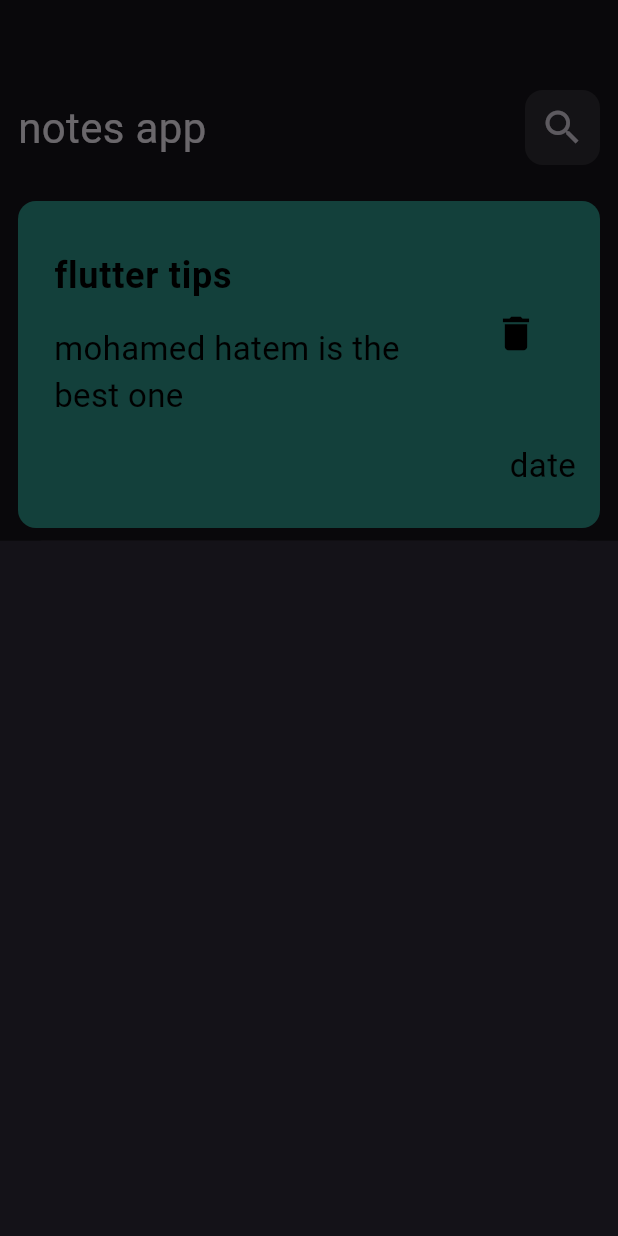
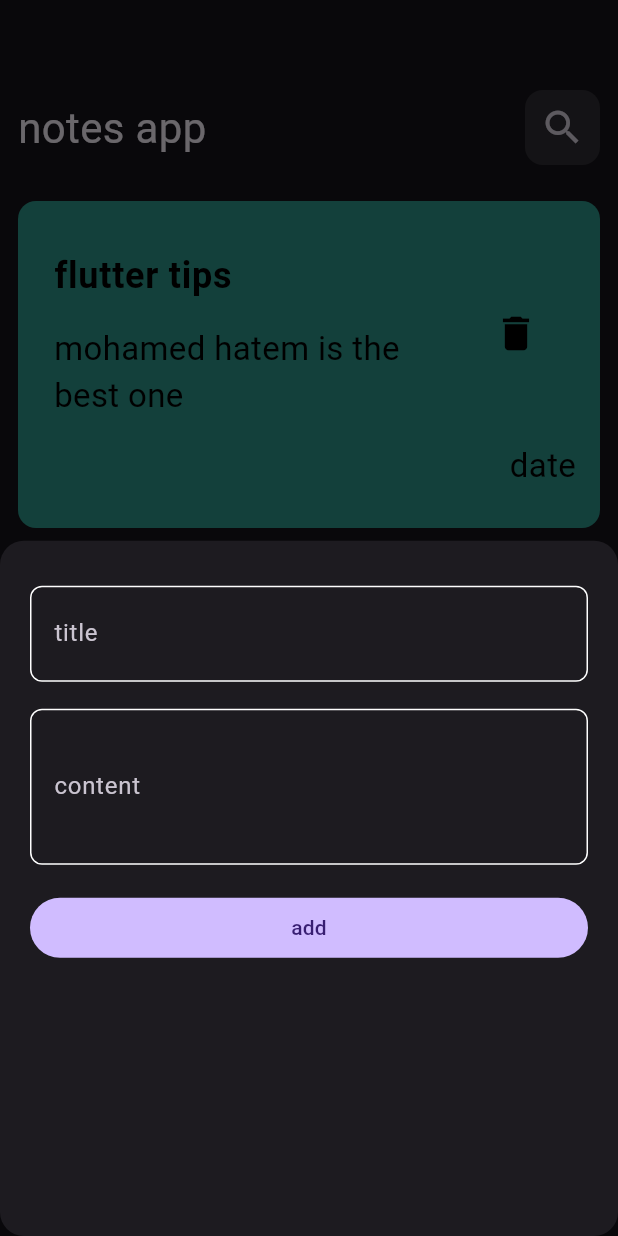
Before and after one commit to mO7MeD11/notes_app, a Flutter app: the screen it shows after launch, after a tap on the "add" icon, on a phone screen of 412 x 824 dp. Run offline on Flutter 3.47's test engine with Material 3 defaults, Android fonts, the phone set to English and light mode, and no system bars.

Commit message:
add const color

```diff
--- /dev/null
+++ b/lib/const.dart
@@ -0,0 +1 @@
+const int color = 0xff62fcd7;
--- a/lib/views/notes_view.dart
+++ b/lib/views/notes_view.dart
@@ -13,6 +13,9 @@ class NotesView extends StatelessWidget {
       floatingActionButton: FloatingActionButton(
         onPressed: () {
           showModalBottomSheet(
+            shape: RoundedRectangleBorder(
+              borderRadius: BorderRadius.circular(16),
+            ),
             context: context,
             builder: (context) {
               return CustomAddNote();
--- a/lib/widgets/Custom_Add_Note.dart
+++ b/lib/widgets/Custom_Add_Note.dart
@@ -1,3 +1,5 @@
+import 'package:app/widgets/custom_text_form_field.dart';
+import 'package:app/widgets/custombutton.dart' show Custombutton;
 import 'package:flutter/material.dart';
 
 class CustomAddNote extends StatelessWidget {
@@ -5,6 +7,20 @@ class CustomAddNote extends StatelessWidget {
 
   @override
   Widget build(BuildContext context) {
-    return Scaffold();
+    return Container(
+      child: Padding(
+        padding: const EdgeInsets.symmetric(horizontal: 20),
+        child: Column(
+          children: [
+            SizedBox(height: 30),
+            CustomTextFormField(hint: 'title', height: 20),
+            SizedBox(height: 18),
+            CustomTextFormField(hint: 'content', height: 40),
+            SizedBox(height: 18),
+            Custombutton(),
+          ],
+        ),
+      ),
+    );
   }
 }
--- /dev/null
+++ b/lib/widgets/custom_text_form_field.dart
@@ -0,0 +1,31 @@
+import 'package:flutter/material.dart';
+
+class CustomTextFormField extends StatelessWidget {
+  const CustomTextFormField({
+    super.key,
+    required this.hint,
+    required this.height,
+  });
+  final String hint;
+  final double height;
+
+  @override
+  Widget build(BuildContext context) {
+    return TextFormField(
+      decoration: InputDecoration(
+        border: BuildBorder(),
+        enabledBorder: BuildBorder(),
+        focusedBorder: BuildBorder(),
+        hintText: hint,
+        contentPadding: EdgeInsets.only(top: height, bottom: height, left: 12),
+      ),
+    );
+  }
+
+  OutlineInputBorder BuildBorder() {
+    return OutlineInputBorder(
+      borderRadius: BorderRadius.circular(8),
+      borderSide: BorderSide(color: Colors.white),
+    );
+  }
+}
--- /dev/null
+++ b/lib/widgets/custombutton.dart
@@ -0,0 +1,13 @@
+import 'package:flutter/material.dart';
+
+class Custombutton extends StatelessWidget {
+  const Custombutton({super.key});
+
+  @override
+  Widget build(BuildContext context) {
+    return SizedBox(
+      width: double.infinity,
+      child: FilledButton(onPressed: () {}, child: Text('add')),
+    );
+  }
+}
```
